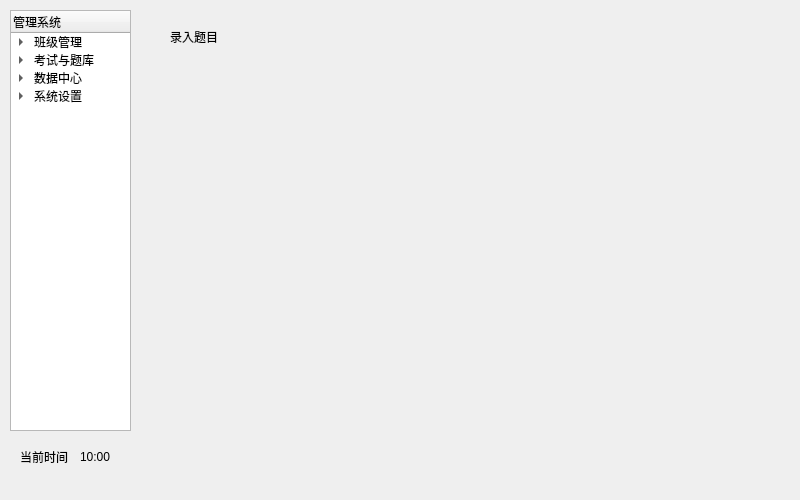
MatthewVork/project_testing_0302, file project_testing_0302/menu_teacher.ui: the form before one commit.
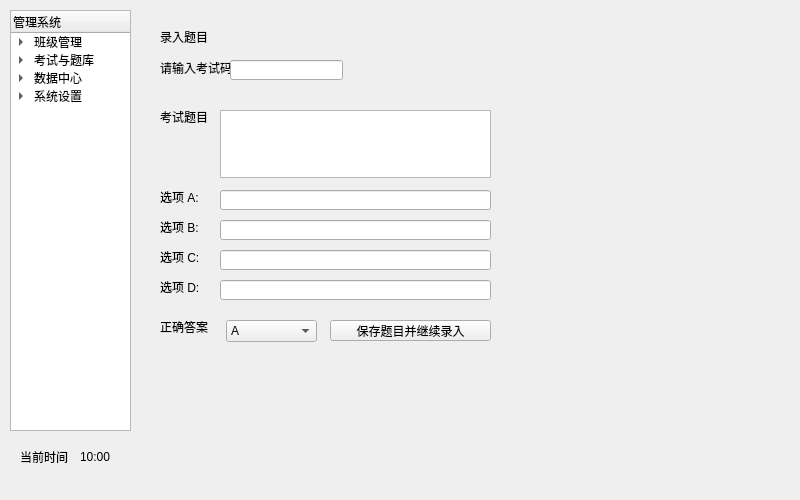
The form after the commit. The open tabs and pages were chosen to show the change.

The edit to the form file:
```diff
--- a/project_testing_0302/menu_teacher.ui
+++ b/project_testing_0302/menu_teacher.ui
@@ -16,10 +16,10 @@
   <widget class="QStackedWidget" name="stackedWidget">
    <property name="geometry">
     <rect>
-     <x>160</x>
-     <y>20</y>
-     <width>621</width>
-     <height>451</height>
+     <x>140</x>
+     <y>10</y>
+     <width>641</width>
+     <height>471</height>
     </rect>
    </property>
    <property name="currentIndex">
@@ -125,8 +125,8 @@
     <widget class="QLabel" name="label_6">
      <property name="geometry">
       <rect>
-       <x>10</x>
-       <y>10</y>
+       <x>20</x>
+       <y>20</y>
        <width>49</width>
        <height>14</height>
       </rect>
@@ -135,6 +135,200 @@
       <string>录入题目</string>
      </property>
     </widget>
+    <widget class="QLabel" name="label_9">
+     <property name="geometry">
+      <rect>
+       <x>20</x>
+       <y>50</y>
+       <width>71</width>
+       <height>16</height>
+      </rect>
+     </property>
+     <property name="text">
+      <string>请输入考试码</string>
+     </property>
+    </widget>
+    <widget class="QLineEdit" name="lineEdit_examCode">
+     <property name="geometry">
+      <rect>
+       <x>90</x>
+       <y>50</y>
+       <width>113</width>
+       <height>20</height>
+      </rect>
+     </property>
+    </widget>
+    <widget class="QTextEdit" name="textEdit_question">
+     <property name="geometry">
+      <rect>
+       <x>80</x>
+       <y>100</y>
+       <width>271</width>
+       <height>68</height>
+      </rect>
+     </property>
+    </widget>
+    <widget class="QLabel" name="label_10">
+     <property name="geometry">
+      <rect>
+       <x>20</x>
+       <y>100</y>
+       <width>49</width>
+       <height>14</height>
+      </rect>
+     </property>
+     <property name="text">
+      <string>考试题目</string>
+     </property>
+    </widget>
+    <widget class="QLabel" name="label_11">
+     <property name="geometry">
+      <rect>
+       <x>20</x>
+       <y>180</y>
+       <width>49</width>
+       <height>14</height>
+      </rect>
+     </property>
+     <property name="text">
+      <string>选项 A:</string>
+     </property>
+    </widget>
+    <widget class="QLabel" name="label_12">
+     <property name="geometry">
+      <rect>
+       <x>20</x>
+       <y>210</y>
+       <width>49</width>
+       <height>14</height>
+      </rect>
+     </property>
+     <property name="text">
+      <string>选项 B:</string>
+     </property>
+    </widget>
+    <widget class="QLabel" name="label_13">
+     <property name="geometry">
+      <rect>
+       <x>20</x>
+       <y>240</y>
+       <width>49</width>
+       <height>14</height>
+      </rect>
+     </property>
+     <property name="text">
+      <string>选项 C:</string>
+     </property>
+    </widget>
+    <widget class="QLabel" name="label_14">
+     <property name="geometry">
+      <rect>
+       <x>20</x>
+       <y>270</y>
+       <width>49</width>
+       <height>14</height>
+      </rect>
+     </property>
+     <property name="text">
+      <string>选项 D:</string>
+     </property>
+    </widget>
+    <widget class="QLineEdit" name="lineEdit_optA">
+     <property name="geometry">
+      <rect>
+       <x>80</x>
+       <y>180</y>
+       <width>271</width>
+       <height>20</height>
+      </rect>
+     </property>
+    </widget>
+    <widget class="QLineEdit" name="lineEdit_optB">
+     <property name="geometry">
+      <rect>
+       <x>80</x>
+       <y>210</y>
+       <width>271</width>
+       <height>20</height>
+      </rect>
+     </property>
+    </widget>
+    <widget class="QLineEdit" name="lineEdit_optC">
+     <property name="geometry">
+      <rect>
+       <x>80</x>
+       <y>240</y>
+       <width>271</width>
+       <height>20</height>
+      </rect>
+     </property>
+    </widget>
+    <widget class="QLineEdit" name="lineEdit_optD">
+     <property name="geometry">
+      <rect>
+       <x>80</x>
+       <y>270</y>
+       <width>271</width>
+       <height>20</height>
+      </rect>
+     </property>
+    </widget>
+    <widget class="QComboBox" name="comboBox_answer">
+     <property name="geometry">
+      <rect>
+       <x>86</x>
+       <y>310</y>
+       <width>91</width>
+       <height>22</height>
+      </rect>
+     </property>
+     <item>
+      <property name="text">
+       <string>A</string>
+      </property>
+     </item>
+     <item>
+      <property name="text">
+       <string>B</string>
+      </property>
+     </item>
+     <item>
+      <property name="text">
+       <string>C</string>
+      </property>
+     </item>
+     <item>
+      <property name="text">
+       <string>D</string>
+      </property>
+     </item>
+    </widget>
+    <widget class="QLabel" name="label_15">
+     <property name="geometry">
+      <rect>
+       <x>20</x>
+       <y>310</y>
+       <width>49</width>
+       <height>14</height>
+      </rect>
+     </property>
+     <property name="text">
+      <string>正确答案:</string>
+     </property>
+    </widget>
+    <widget class="QPushButton" name="btn_addQuestion">
+     <property name="geometry">
+      <rect>
+       <x>190</x>
+       <y>310</y>
+       <width>161</width>
+       <height>21</height>
+      </rect>
+     </property>
+     <property name="text">
+      <string>保存题目并继续录入</string>
+     </property>
+    </widget>
    </widget>
    <widget class="QWidget" name="page3">
     <widget class="QLabel" name="label_7">
```
Left out of the diff: 166 changed lines with no effect on the pictures.
